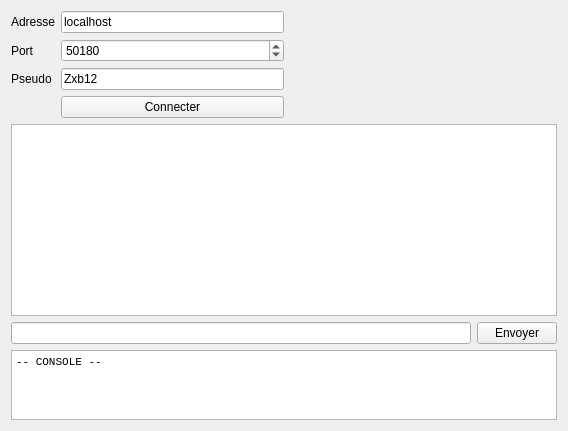
The window that Chat-Client/fenprincipale.ui (Zxb12/Chat) describes before a commit, drawn with Qt 5.
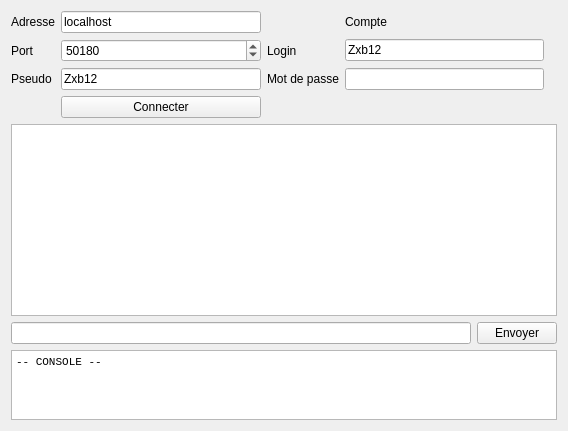
The same window after the commit.

Commit message:
Systeme de comptes
Seule la connexion est supportee.

```diff
--- a/Chat-Client/fenprincipale.ui
+++ b/Chat-Client/fenprincipale.ui
@@ -25,14 +25,9 @@
   <property name="windowTitle">
    <string>FenPrincipale</string>
   </property>
-  <layout class="QVBoxLayout" name="verticalLayout">
-   <item>
-    <layout class="QHBoxLayout" name="horizontalLayout_2">
-     <item>
-      <layout class="QFormLayout" name="formLayout">
-       <property name="fieldGrowthPolicy">
-        <enum>QFormLayout::AllNonFixedFieldsGrow</enum>
-       </property>
+  <layout class="QGridLayout" name="gridLayout_2">
+   <item row="0" column="0" colspan="2">
+    <layout class="QGridLayout" name="gridLayout">
        <item row="0" column="0">
         <widget class="QLabel" name="label">
          <property name="text">
@@ -70,6 +65,20 @@
          </property>
         </widget>
        </item>
+     <item row="2" column="0">
+      <widget class="QLabel" name="label_3">
+       <property name="text">
+        <string>Pseudo</string>
+       </property>
+      </widget>
+     </item>
+     <item row="2" column="1">
+      <widget class="QLineEdit" name="pseudo">
+       <property name="text">
+        <string>Zxb12</string>
+       </property>
+      </widget>
+     </item>
        <item row="3" column="1">
         <widget class="QPushButton" name="connecter">
          <property name="text">
@@ -86,42 +95,54 @@
          </property>
         </widget>
        </item>
-       <item row="2" column="1">
-        <widget class="QLineEdit" name="pseudo">
+     <item row="0" column="4">
+      <widget class="QLabel" name="label_4">
+       <property name="text">
+        <string/>
+       </property>
+      </widget>
+     </item>
+     <item row="1" column="2">
+      <widget class="QLabel" name="label_6">
+       <property name="text">
+        <string>Login</string>
+       </property>
+      </widget>
+     </item>
+     <item row="2" column="2">
+      <widget class="QLabel" name="label_7">
+       <property name="text">
+        <string>Mot de passe</string>
+       </property>
+      </widget>
+     </item>
+     <item row="1" column="3">
+      <widget class="QLineEdit" name="login">
          <property name="text">
           <string>Zxb12</string>
          </property>
-        </widget>
-       </item>
-       <item row="2" column="0">
-        <widget class="QLabel" name="label_3">
+       <property name="echoMode">
+        <enum>QLineEdit::Normal</enum>
+       </property>
+      </widget>
+     </item>
+     <item row="0" column="3">
+      <widget class="QLabel" name="label_5">
          <property name="text">
-          <string>Pseudo</string>
+        <string>Compte</string>
          </property>
         </widget>
        </item>
-      </layout>
-     </item>
-     <item>
-      <layout class="QGridLayout" name="gridLayout">
-       <item row="0" column="0">
-        <spacer name="horizontalSpacer">
-         <property name="orientation">
-          <enum>Qt::Horizontal</enum>
-         </property>
-         <property name="sizeHint" stdset="0">
-          <size>
-           <width>40</width>
-           <height>20</height>
-          </size>
-         </property>
-        </spacer>
+     <item row="2" column="3">
+      <widget class="QLineEdit" name="password">
+       <property name="echoMode">
+        <enum>QLineEdit::Password</enum>
+       </property>
+      </widget>
        </item>
       </layout>
      </item>
-    </layout>
-   </item>
-   <item>
+   <item row="1" column="0" colspan="2">
     <widget class="QPlainTextEdit" name="chat">
      <property name="sizePolicy">
       <sizepolicy hsizetype="Expanding" vsizetype="Minimum">
@@ -134,7 +155,7 @@
      </property>
     </widget>
    </item>
-   <item>
+   <item row="2" column="0" colspan="2">
     <layout class="QHBoxLayout" name="horizontalLayout">
      <item>
       <widget class="QLineEdit" name="message"/>
@@ -148,7 +169,7 @@
      </item>
     </layout>
    </item>
-   <item>
+   <item row="3" column="0" colspan="2">
     <widget class="QTextEdit" name="console">
      <property name="sizePolicy">
       <sizepolicy hsizetype="Expanding" vsizetype="Expanding">
```
Left out of the diff: 6 changed lines with no effect on the pictures. Lines whose indentation alone changed are shown as unchanged. The commit also changes 7 other files.
